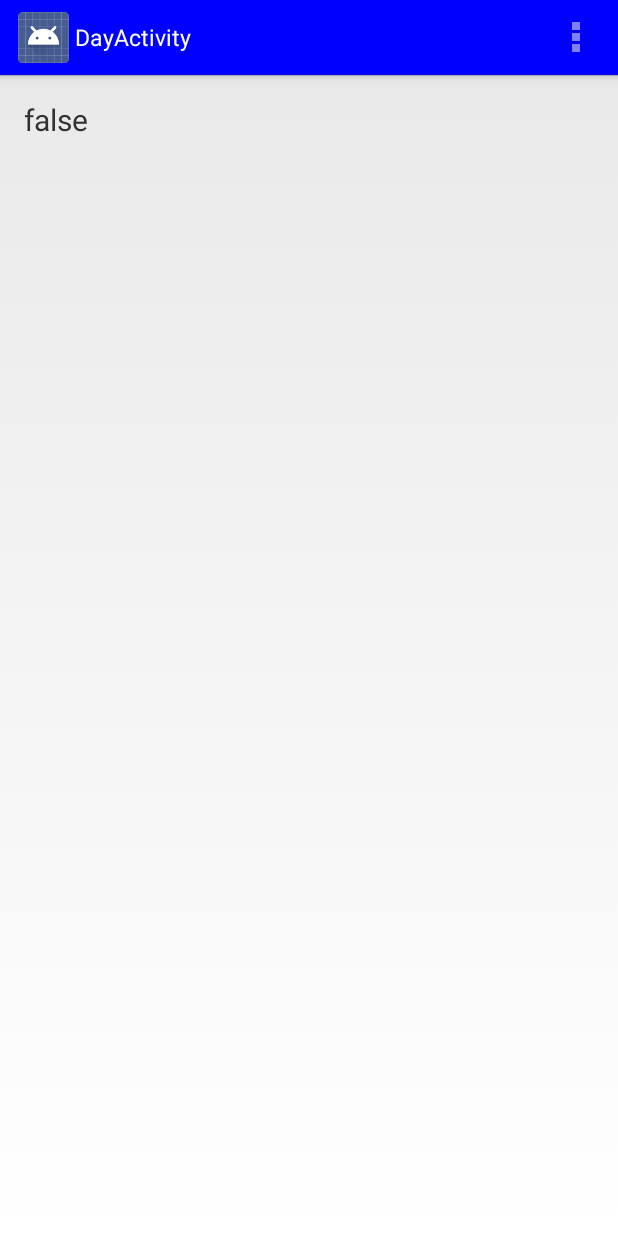
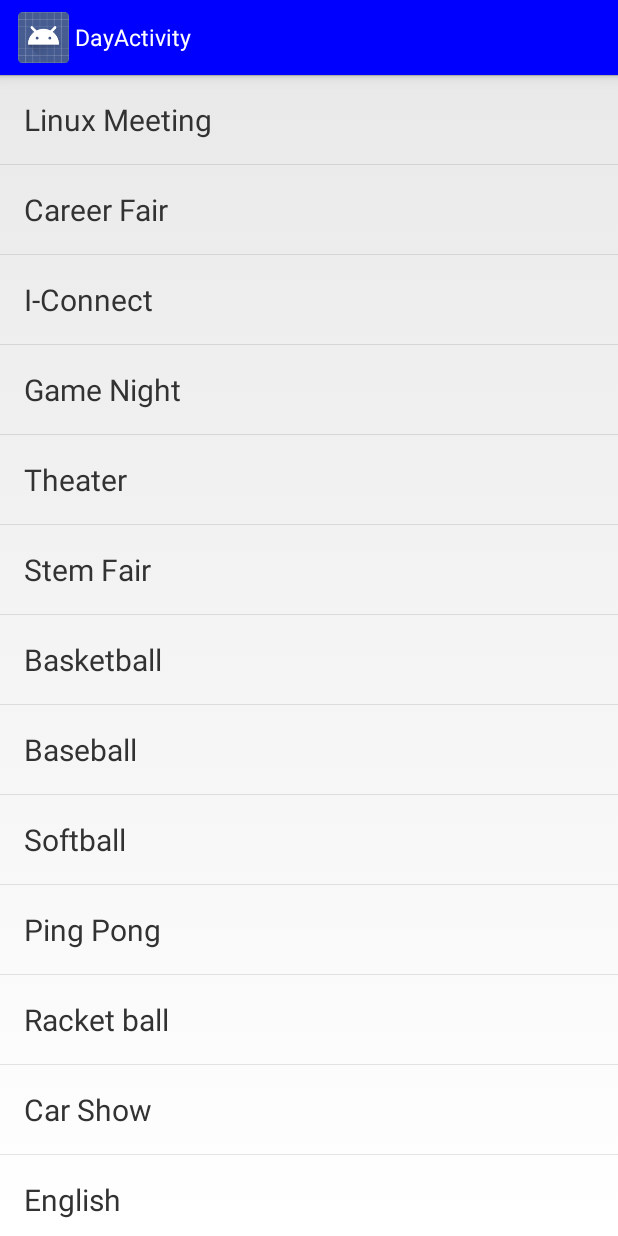
Before and after one commit to hibbards01/Events_App, an Android app: the DayActivity screen opened directly, with no data from a screen before it, on a phone screen of 412 x 824 dp. Run offline under Robolectric (Android 15) with nearby library versions, the phone set to English and light mode, and no system bars.

```diff
--- a/app/src/main/java/com/eventsproject/byuievents/DayActivity.java
+++ b/app/src/main/java/com/eventsproject/byuievents/DayActivity.java
@@ -2,38 +2,32 @@ package com.eventsproject.byuievents;
 
 import android.app.ListActivity;
 import android.os.Bundle;
-import android.view.Menu;
-import android.view.MenuItem;
+import android.view.View;
+import android.widget.ArrayAdapter;
+import android.widget.ListView;
 
 
 public class DayActivity extends ListActivity {
 
     @Override
-    protected void onCreate(Bundle savedInstanceState) {
+    public void onCreate(Bundle savedInstanceState) {
         super.onCreate(savedInstanceState);
-        setContentView(R.layout.activity_day);
-    }
 
+        String [] list = new String[] {
+                "Linux Meeting", "Career Fair", "I-Connect", "Game Night",
+                "Theater", "Stem Fair", "Basketball", "Baseball", "Softball",
+                "Ping Pong", "Racket ball", "Car Show", "English", "Math",
+                "Red Hat", "Jumping Ropes"
+        };
 
-    @Override
-    public boolean onCreateOptionsMenu(Menu menu) {
-        // Inflate the menu; this adds items to the action bar if it is present.
-        getMenuInflater().inflate(R.menu.menu_day, menu);
-        return true;
+        //now to put it on the screen!
+        ArrayAdapter<String> adapter = new ArrayAdapter<String>(this, R.layout.activity_day,
+                R.id.label, list);
+        setListAdapter(adapter);
     }
 
     @Override
-    public boolean onOptionsItemSelected(MenuItem item) {
-        // Handle action bar item clicks here. The action bar will
-        // automatically handle clicks on the Home/Up button, so long
-        // as you specify a parent activity in AndroidManifest.xml.
-        int id = item.getItemId();
+    public void onListItemClick(ListView list, View v, int position, long id) {
 
-        //noinspection SimplifiableIfStatement
-        if (id == R.id.action_settings) {
-            return true;
-        }
-
-        return super.onOptionsItemSelected(item);
     }
 }
--- a/app/src/main/java/com/eventsproject/byuievents/MainActivity.java
+++ b/app/src/main/java/com/eventsproject/byuievents/MainActivity.java
@@ -13,6 +13,12 @@ import android.widget.TextView;
 
 public class MainActivity extends TabActivity {
 
+    /**
+     * ONCREATE
+     *  This is when the application is first started.
+     *      It will also create the tabs.
+     * @param savedInstanceState
+     */
     @Override
     protected void onCreate(Bundle savedInstanceState) {
         super.onCreate(savedInstanceState);
--- a/app/src/main/res/layout/activity_day.xml
+++ b/app/src/main/res/layout/activity_day.xml
@@ -1,6 +1,6 @@
-<RelativeLayout xmlns:android="http://schemas.android.com/apk/res/android"
-    xmlns:tools="http://schemas.android.com/tools" android:layout_width="match_parent"
-    android:layout_height="match_parent" android:paddingLeft="@dimen/activity_horizontal_margin"
+<LinearLayout xmlns:android="http://schemas.android.com/apk/res/android"
+    xmlns:tools="http://schemas.android.com/tools" android:layout_width="wrap_content"
+    android:layout_height="wrap_content" android:paddingLeft="@dimen/activity_horizontal_margin"
     android:paddingRight="@dimen/activity_horizontal_margin"
     android:paddingTop="@dimen/activity_vertical_margin"
     android:paddingBottom="@dimen/activity_vertical_margin"
@@ -12,4 +12,4 @@
         android:text="@+id/label"
         android:textSize="20sp" />
 
-</RelativeLayout>
+</LinearLayout>
```
Also changed, not shown: app/src/main/java/com/eventsproject/byuievents/MonthActivity.java (+15 -21 lines), app/src/main/java/com/eventsproject/byuievents/MyEventsActivity.java (+15 -21 lines), app/src/main/res/layout/activity_month.xml (+4 -4 lines), app/src/main/res/layout/activity_my_events.xml (+4 -4 lines).
